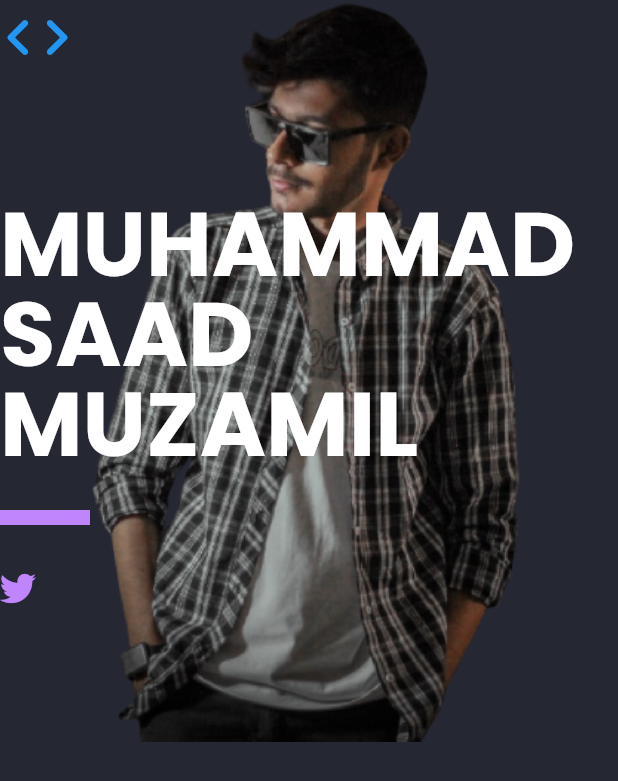
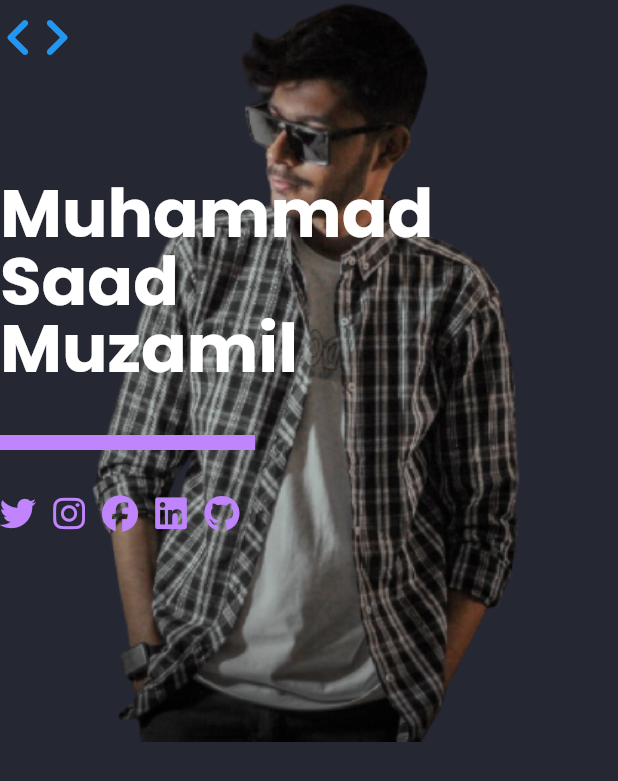
Before and after one commit to Muhammad-Saad-Muzamil/portfolio_app, a Flutter app: the screen it shows after launch, on a phone screen of 412 x 824 dp. Shown: the top 781 px of the screen. Run offline on Flutter 3.47's test engine with Material 2 defaults, Android fonts, the phone set to English and light mode, and no system bars; drawn by our look-alikes of velocity_x; our stand-ins replace font_awesome_flutter, google_fonts.

Commit message:
header day 2

```diff
--- a/lib/header.dart
+++ b/lib/header.dart
@@ -3,6 +3,7 @@ import 'package:flutter/material.dart';
 import 'package:font_awesome_flutter/font_awesome_flutter.dart';
 import 'package:google_fonts/google_fonts.dart';
 import 'package:portfolio_app/colours.dart'; // Import your colors file here.
+import 'package:url_launcher/url_launcher.dart';
 import 'package:velocity_x/velocity_x.dart';
 
 class HeaderScreen extends StatelessWidget {
@@ -10,10 +11,10 @@ class HeaderScreen extends StatelessWidget {
 
   @override
   Widget build(BuildContext context) {
-    var namewidget = "\nMUHAMMAD\nSAAD\nMUZAMIL"
+    var namewidget = "\nMuhammad \nSaad \nMuzamil"
         .text
         .white
-        .xl6
+        .xl5
         .lineHeight(1)
         .size(context.isMobile ? 15 : 20)
         .bold
@@ -31,8 +32,8 @@ class HeaderScreen extends StatelessWidget {
                     CustomAppBar().shimmer(primaryColor: colours.accentColor),
                     30.heightBox,
                     namewidget,
-                    20.heightBox,
-                    VxBox().color(colours.accentColor).size(60, 10).make(),
+                    30.heightBox,
+                    VxBox().color(colours.accentColor).size(170, 10).make(),
                     30.heightBox,
                     SocialAccounts(),
                   ])
@@ -93,7 +94,38 @@ class SocialAccounts extends StatelessWidget {
       Icon(
         FontAwesomeIcons.twitter,
         color: colours.accentColor,
-      )
+      ).mdClick(() {
+        launch("https://twitter.com/MSAAD55385526");
+      }).make(),
+      10.widthBox,
+      Icon(
+        FontAwesomeIcons.instagram,
+        color: colours.accentColor,
+      ).mdClick(() {
+        launch("https://www.instagram.com/saad.muzamil/");
+      }).make(),
+      10.widthBox,
+      Icon(
+        FontAwesomeIcons.facebook,
+        color: colours.accentColor,
+      ).mdClick(() {
+        launch("https://www.facebook.com/m.saad.muzamil.1");
+      }).make(),
+      10.widthBox,
+      Icon(
+        FontAwesomeIcons.linkedin,
+        color: colours.accentColor,
+      ).mdClick(() {
+        launch("https://www.facebook.com/m.saad.muzamil.1");
+      }).make(),
+      10.widthBox,
+      Icon(
+        FontAwesomeIcons.github,
+        color: colours.accentColor,
+      ).mdClick(() {
+        launch("https://www.facebook.com/m.saad.muzamil.1");
+      }).make(),
+      10.widthBox,
     ].hStack();
   }
 }
```
